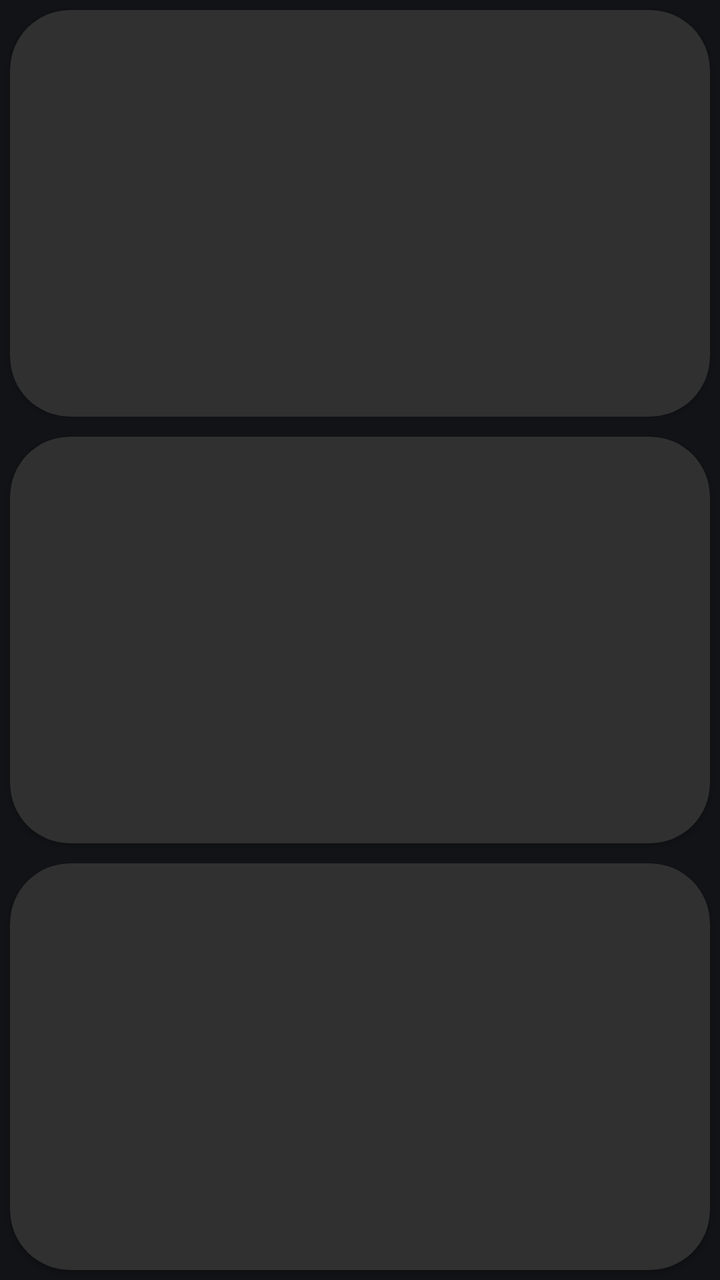
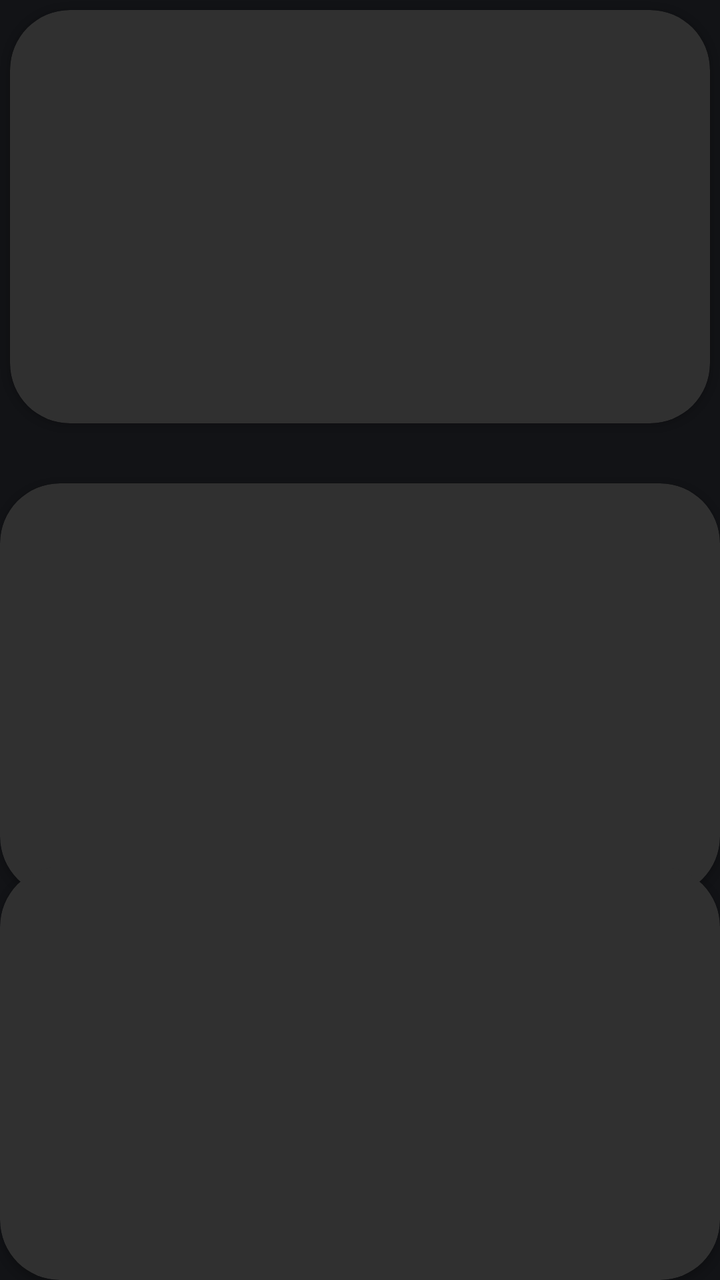

Two renders of the same Android screen: before a commit and after it. Below are the layout's source before the change and the commit's diff.
<!-- AndroidManifest.xml: application theme Theme.XtMapper -->
<!-- res/layout/activity_main_cmdview.xml -->
<?xml version="1.0" encoding="utf-8"?>
<androidx.constraintlayout.widget.ConstraintLayout xmlns:android="http://schemas.android.com/apk/res/android"
    xmlns:app="http://schemas.android.com/apk/res-auto"
    android:layout_width="match_parent"
    android:layout_height="match_parent"
    android:layout_margin="30dp">

    <androidx.cardview.widget.CardView
        android:layout_width="0dp"
        android:layout_height="0dp"
        android:id="@+id/cardview1"
        app:cardCornerRadius="30dp"
        android:layout_margin="5dp"
        app:cardBackgroundColor="@color/grey"
        app:layout_constraintBottom_toTopOf="@id/cardview2"
        app:layout_constraintTop_toTopOf="parent"
        app:layout_constraintEnd_toEndOf="parent"
        app:layout_constraintStart_toStartOf="parent" >
        <TextView
            android:id="@+id/view1"
            android:layout_width="match_parent"
            android:layout_height="match_parent"
            android:fontFamily="monospace"
            android:gravity="bottom"
            android:textAppearance="@android:style/TextAppearance.Material.Large"
            android:textSize="16sp" />
    </androidx.cardview.widget.CardView>


    <androidx.cardview.widget.CardView
        android:layout_width="0dp"
        android:layout_height="0dp"
        android:layout_margin="5dp"
        android:id="@+id/cardview2"
        app:cardCornerRadius="30dp"
        app:cardBackgroundColor="@color/grey"
        app:layout_constraintEnd_toEndOf="parent"
        app:layout_constraintStart_toStartOf="parent"
        app:layout_constraintTop_toBottomOf="@id/cardview1"
        app:layout_constraintBottom_toTopOf="@id/cardview3" >
    <TextView
        android:id="@+id/view2"
        android:layout_width="match_parent"
        android:layout_height="match_parent"
        android:fontFamily="monospace"
        android:gravity="bottom"
       />
    </androidx.cardview.widget.CardView>

    <androidx.cardview.widget.CardView
        android:layout_width="0dp"
        android:layout_height="0dp"
        android:layout_margin="5dp"
        app:cardCornerRadius="30dp"
        app:cardBackgroundColor="@color/grey"
        android:id="@+id/cardview3"
        app:layout_constraintEnd_toEndOf="parent"
        app:layout_constraintStart_toStartOf="parent"
        app:layout_constraintTop_toBottomOf="@id/cardview2"
        app:layout_constraintBottom_toBottomOf="parent">
    <TextView
        android:id="@+id/view3"
        android:layout_width="match_parent"
        android:layout_height="match_parent"
        android:fontFamily="monospace"
        android:gravity="bottom"
        />
    </androidx.cardview.widget.CardView>


</androidx.constraintlayout.widget.ConstraintLayout>
<!-- resources referenced by this layout -->
<resources>
  <color name="grey">#303030</color>
  <style name="Theme.XtMapper" parent="Theme.Material3.DynamicColors.Dark">
          
          <item name="colorPrimary">@color/grey</item>
          <item name="colorPrimaryVariant">@color/purple_500</item>
          <item name="colorOnPrimary">@color/white</item>
          
          <item name="colorSecondary">@color/teal_200</item>
          <item name="colorSecondaryVariant">@color/teal_700</item>
          <item name="colorOnSecondary">@color/black</item>
          
          <item name="android:statusBarColor">?attr/colorPrimaryVariant</item>
          
      </style>
  <color name="purple_500">#FF6200EE</color>
  <color name="white">#FFFFFFFF</color>
  <color name="teal_200">#FF03DAC5</color>
  <color name="teal_700">#FF018786</color>
  <color name="black">#FF000000</color>
</resources>

<!-- the commit's change to res/layout/activity_main_cmdview.xml (unified diff, before → after) -->
@@ -3,14 +3,14 @@
     xmlns:app="http://schemas.android.com/apk/res-auto"
     android:layout_width="match_parent"
     android:layout_height="match_parent"
-    android:layout_margin="30dp">
+    android:layout_margin="20dp">
 
     <androidx.cardview.widget.CardView
         android:layout_width="0dp"
         android:layout_height="0dp"
         android:id="@+id/cardview1"
+        android:layout_margin="5dp"
         app:cardCornerRadius="30dp"
-        android:layout_margin="5dp"
         app:cardBackgroundColor="@color/grey"
         app:layout_constraintBottom_toTopOf="@id/cardview2"
         app:layout_constraintTop_toTopOf="parent"
@@ -20,6 +20,7 @@
             android:id="@+id/view1"
             android:layout_width="match_parent"
             android:layout_height="match_parent"
+            android:layout_margin="20dp"
             android:fontFamily="monospace"
             android:gravity="bottom"
             android:textAppearance="@android:style/TextAppearance.Material.Large"
@@ -30,7 +31,8 @@
     <androidx.cardview.widget.CardView
         android:layout_width="0dp"
         android:layout_height="0dp"
-        android:layout_margin="5dp"
+        android:layout_marginTop="10dp"
+        android:translationY="15dp"
         android:id="@+id/cardview2"
         app:cardCornerRadius="30dp"
         app:cardBackgroundColor="@color/grey"
@@ -42,6 +44,7 @@
         android:id="@+id/view2"
         android:layout_width="match_parent"
         android:layout_height="match_parent"
+        android:layout_margin="20dp"
         android:fontFamily="monospace"
         android:gravity="bottom"
        />
@@ -50,7 +53,6 @@
     <androidx.cardview.widget.CardView
         android:layout_width="0dp"
         android:layout_height="0dp"
-        android:layout_margin="5dp"
         app:cardCornerRadius="30dp"
         app:cardBackgroundColor="@color/grey"
         android:id="@+id/cardview3"
@@ -62,6 +64,7 @@
         android:id="@+id/view3"
         android:layout_width="match_parent"
         android:layout_height="match_parent"
+        android:layout_margin="20dp"
         android:fontFamily="monospace"
         android:gravity="bottom"
         />
